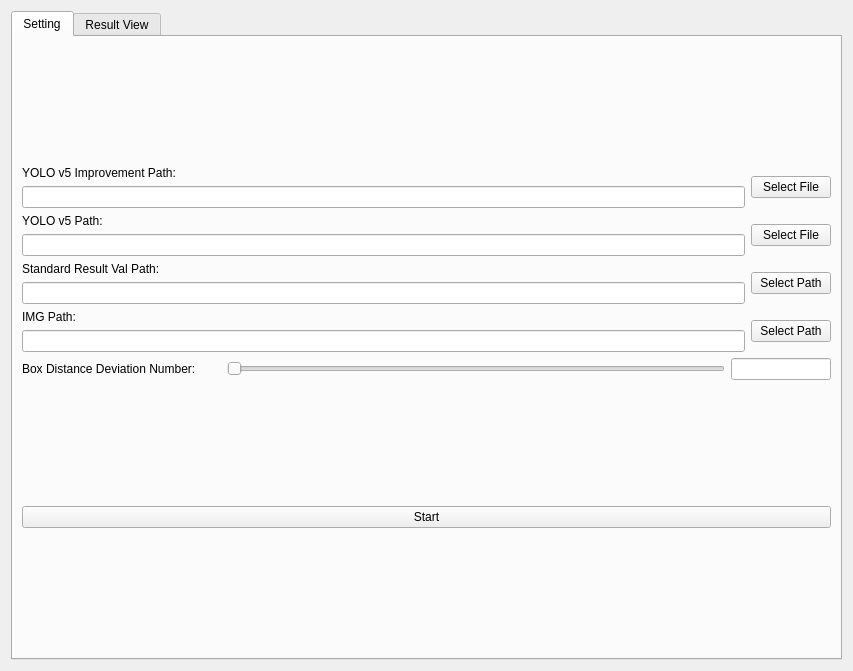
The window that interface/ui/ui_widget.ui (Aurora82/yolo-compare) describes before a commit, drawn with Qt 5.
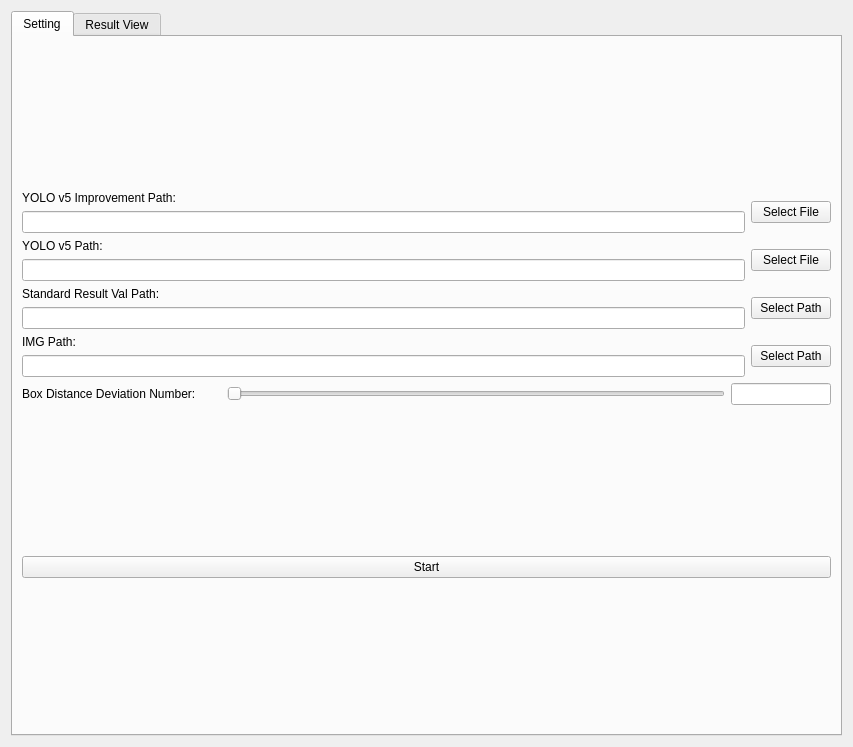
The same window after the commit.

Commit message: 23.2.22 fix interface blocked.

The edit to the form file:
```diff
--- a/interface/ui/ui_widget.ui
+++ b/interface/ui/ui_widget.ui
@@ -7,7 +7,7 @@
     <x>0</x>
     <y>0</y>
     <width>853</width>
-    <height>671</height>
+    <height>747</height>
    </rect>
   </property>
   <property name="windowTitle">
```
The commit also changes 7 other files.
